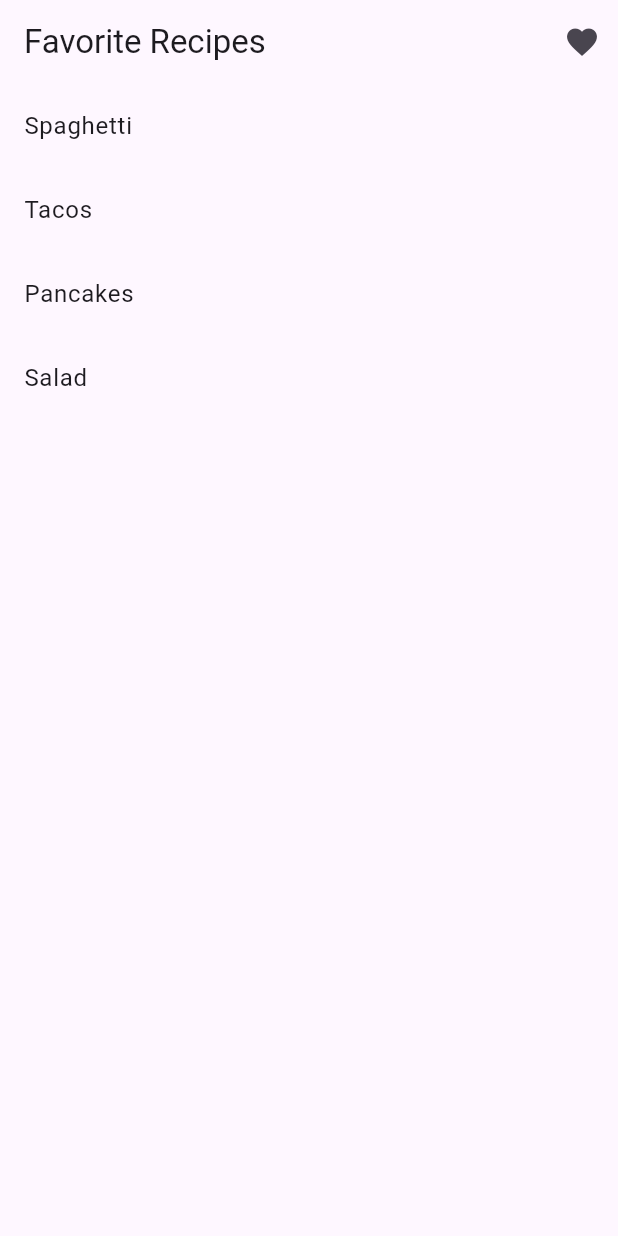
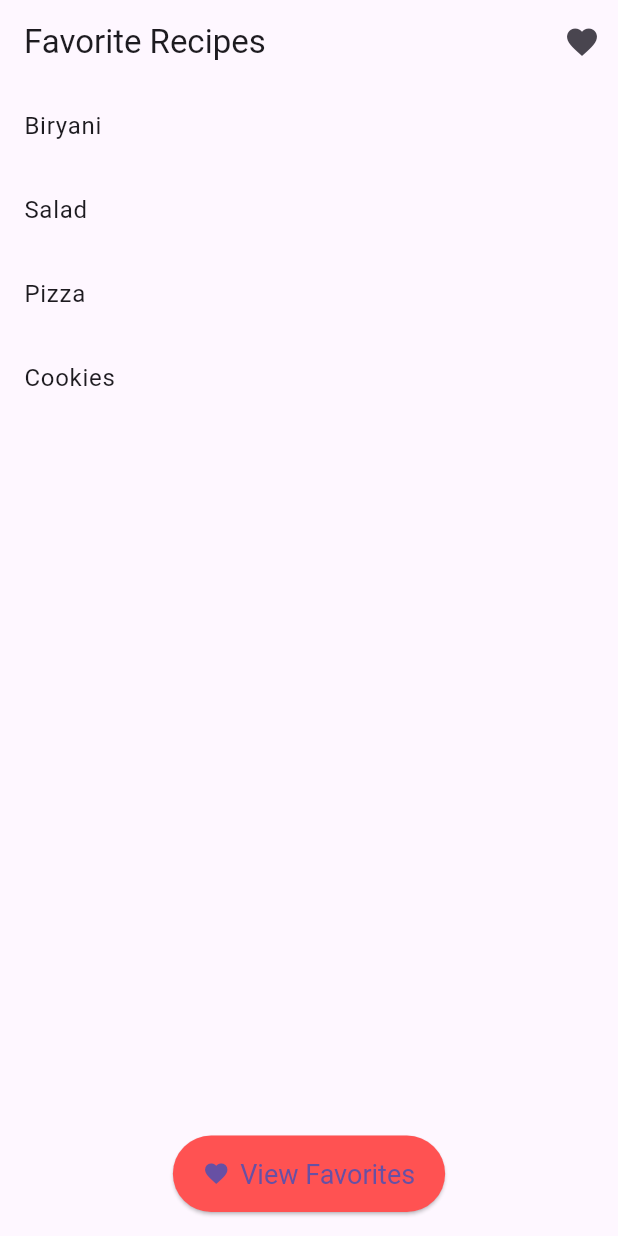
Before and after one commit to Harisurya123-byte/Cw2, a Flutter app: the screen it shows after launch, on a phone screen of 412 x 824 dp. Run offline on Flutter 3.47's test engine with Material 3 defaults, Android fonts, the phone set to English and light mode, and no system bars.

Commit message:
Enhanced favorite recipe screen

```diff
--- a/lib/favorites_screen.dart
+++ b/lib/favorites_screen.dart
@@ -1,10 +1,12 @@
 import 'package:flutter/material.dart';
+import 'package:provider/provider.dart';
+import 'favorite_recipes.dart';
 
 class FavoritesScreen extends StatelessWidget {
-  final List<String> favoriteRecipes = ['Spaghetti']; // Replace this with actual favorites
-
   @override
   Widget build(BuildContext context) {
+    final favoriteRecipes = Provider.of<FavoriteRecipes>(context).favoriteRecipes;
+
     return Scaffold(
       appBar: AppBar(
         title: Text('Favorite Recipes'),
--- a/lib/home_screen.dart
+++ b/lib/home_screen.dart
@@ -2,7 +2,7 @@ import 'package:flutter/material.dart';
 import 'details_screen.dart';
 
 class HomeScreen extends StatelessWidget {
-  final List<String> recipes = ['Spaghetti', 'Tacos', 'Pancakes', 'Salad'];
+  final List<String> recipes = ['Biryani', 'Salad', 'Pizza', 'Cookies'];
 
   @override
   Widget build(BuildContext context) {
@@ -18,7 +18,10 @@ class HomeScreen extends StatelessWidget {
           ),
         ],
       ),
-      body: ListView.builder(
+      body: Column(
+        children: [
+          Expanded(
+            child: ListView.builder(
               itemCount: recipes.length,
               itemBuilder: (context, index) {
                 return ListTile(
@@ -34,6 +37,23 @@ class HomeScreen extends StatelessWidget {
                 );
               },
             ),
+          ),
+          Padding(
+            padding: const EdgeInsets.all(16.0),
+            child: ElevatedButton.icon(
+              icon: Icon(Icons.favorite),
+              label: Text('View Favorites'),
+              onPressed: () {
+                Navigator.pushNamed(context, '/favorites');
+              },
+              style: ElevatedButton.styleFrom(
+                padding: EdgeInsets.symmetric(vertical: 15.0, horizontal: 20.0), backgroundColor: Colors.redAccent,
+                textStyle: TextStyle(fontSize: 18),
+              ),
+            ),
+          ),
+        ],
+      ),
     );
   }
 }
--- a/pubspec.yaml
+++ b/pubspec.yaml
@@ -30,6 +30,7 @@ environment:
 dependencies:
   flutter:
     sdk: flutter
+  provider: ^6.0.0
 
 
   # The following adds the Cupertino Icons font to your application.
```
Also changed, not shown: lib/details_screen.dart (+9 -13 lines), lib/favorite_recipes.dart (added, +20 -0 lines), lib/main.dart (+8 -1 lines), pubspec.lock. Lines whose indentation alone changed are shown as unchanged.
